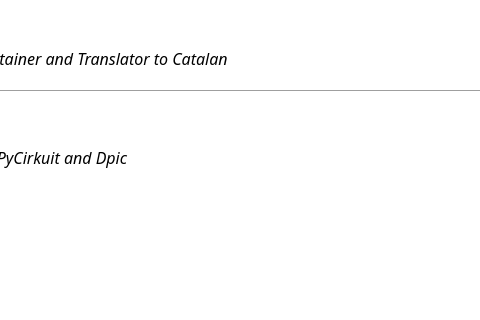
Old version of the form pycirkuit/ui/aboutdialog.ui in the repository orestesmas/pycirkuit; both pictures show x 189 to 669 and y 136 to 456 of the 750 by 680 pixel window.
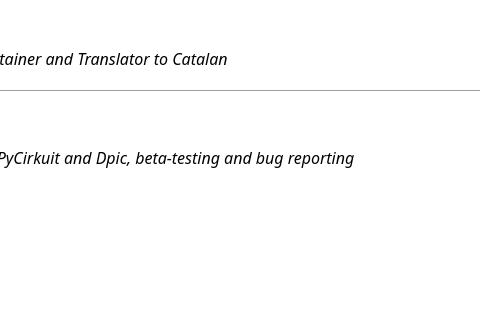
New version of the form. Icons and pictures are not drawn.

What changed in the file:
```diff
--- a/pycirkuit/ui/aboutdialog.ui
+++ b/pycirkuit/ui/aboutdialog.ui
@@ -222,7 +222,7 @@
 &lt;p style=&quot; margin-top:12px; margin-bottom:12px; margin-left:0px; margin-right:0px; -qt-block-indent:0; text-indent:0px;&quot;&gt;&lt;span style=&quot; font-style:italic;&quot;&gt;Original Author, Maintainer and Translator to Catalan&lt;/span&gt;&lt;/p&gt;
 &lt;hr /&gt;
 &lt;p style=&quot; margin-top:12px; margin-bottom:12px; margin-left:0px; margin-right:0px; -qt-block-indent:0; text-indent:0px;&quot;&gt;&lt;span style=&quot; font-weight:600;&quot;&gt;Aniol Marti&lt;/span&gt;&lt;/p&gt;
-&lt;p style=&quot; margin-top:12px; margin-bottom:12px; margin-left:0px; margin-right:0px; -qt-block-indent:0; text-indent:0px;&quot;&gt;&lt;span style=&quot; font-style:italic;&quot;&gt;Debian packages for PyCirkuit and Dpic&lt;/span&gt;&lt;/p&gt;&lt;/body&gt;&lt;/html&gt;</string>
+&lt;p style=&quot; margin-top:12px; margin-bottom:12px; margin-left:0px; margin-right:0px; -qt-block-indent:0; text-indent:0px;&quot;&gt;&lt;span style=&quot; font-style:italic;&quot;&gt;Debian packages for PyCirkuit and Dpic, beta-testing and bug reporting&lt;/span&gt;&lt;/p&gt;&lt;/body&gt;&lt;/html&gt;</string>
          </property>
          <property name="acceptRichText">
           <bool>true</bool>
```
